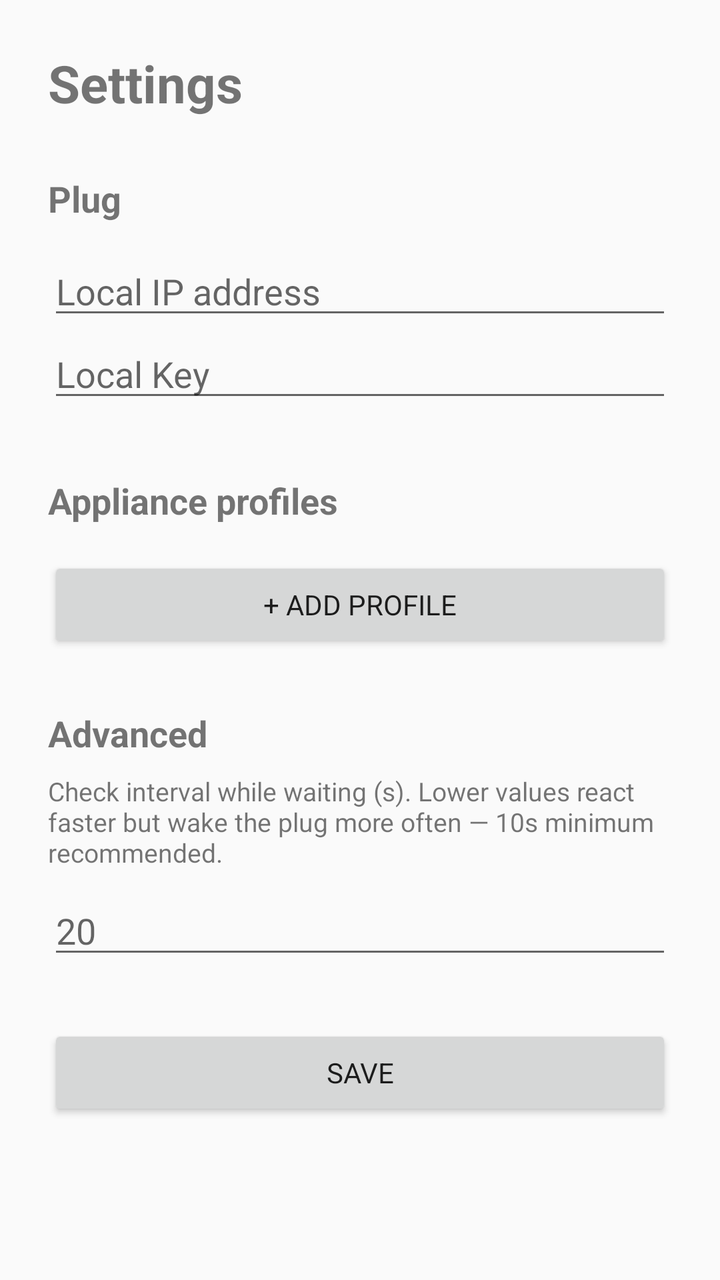
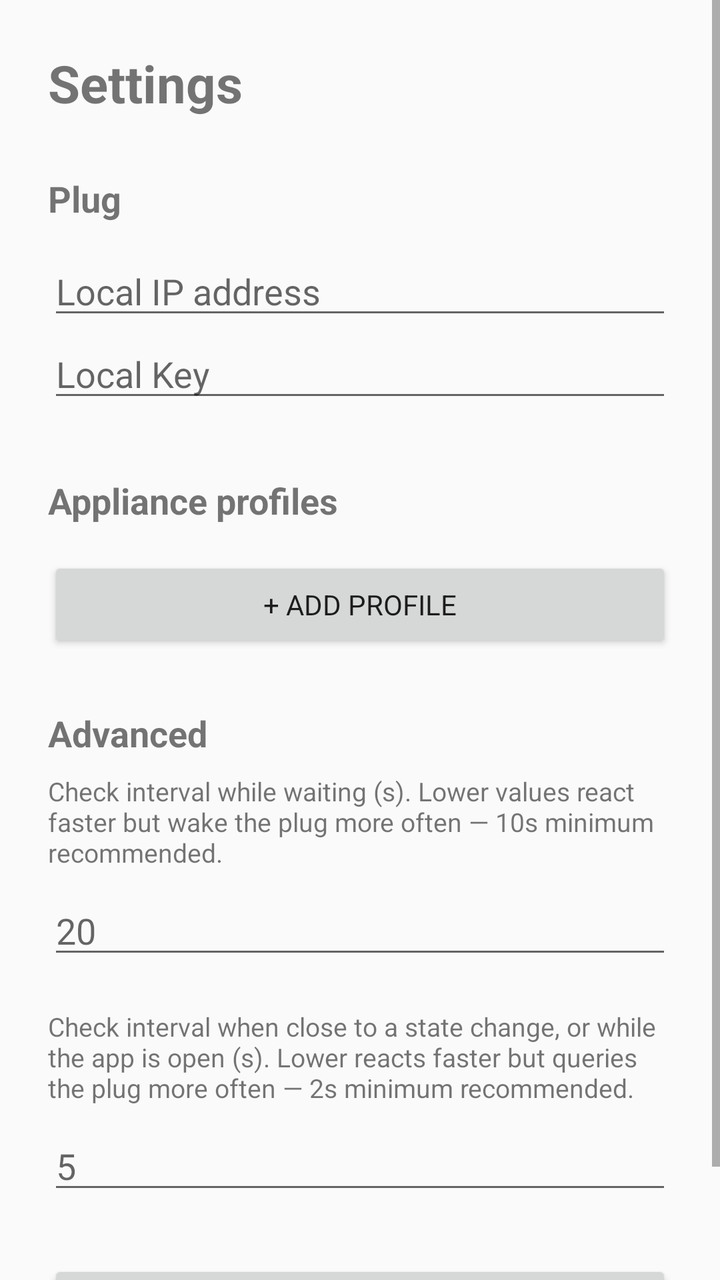

Before-and-after screenshots of an Android layout around one commit, followed by the original layout XML and the change that was made.
<!-- AndroidManifest.xml: application theme AppTheme -->
<!-- res/layout/activity_settings.xml -->
<?xml version="1.0" encoding="utf-8"?>
<ScrollView
    xmlns:android="http://schemas.android.com/apk/res/android"
    android:layout_width="match_parent"
    android:layout_height="match_parent">

    <LinearLayout
        android:layout_width="match_parent"
        android:layout_height="wrap_content"
        android:orientation="vertical"
        android:padding="24dp">

        <TextView
            android:layout_width="match_parent"
            android:layout_height="wrap_content"
            android:text="Settings"
            android:textSize="26sp"
            android:textStyle="bold"
            android:layout_marginBottom="28dp" />

        <TextView
            android:layout_width="match_parent"
            android:layout_height="wrap_content"
            android:text="Plug"
            android:textSize="18sp"
            android:textStyle="bold"
            android:layout_marginBottom="12dp" />

        <EditText
            android:id="@+id/ipEditText"
            android:layout_width="match_parent"
            android:layout_height="wrap_content"
            android:hint="Local IP address"
            android:inputType="text"
            android:singleLine="true" />

        <EditText
            android:id="@+id/localKeyEditText"
            android:layout_width="match_parent"
            android:layout_height="wrap_content"
            android:hint="Local Key"
            android:inputType="text"
            android:singleLine="true" />

        <TextView
            android:layout_width="match_parent"
            android:layout_height="wrap_content"
            android:text="Appliance profiles"
            android:textSize="18sp"
            android:textStyle="bold"
            android:layout_marginTop="32dp"
            android:layout_marginBottom="16dp" />

        <LinearLayout
            android:id="@+id/profilesContainer"
            android:layout_width="match_parent"
            android:layout_height="wrap_content"
            android:orientation="vertical" />

        <Button
            android:id="@+id/addProfileButton"
            android:layout_width="match_parent"
            android:layout_height="wrap_content"
            android:text="+ Add profile"
            android:layout_marginBottom="28dp" />

        <TextView
            android:layout_width="match_parent"
            android:layout_height="wrap_content"
            android:text="Advanced"
            android:textSize="18sp"
            android:textStyle="bold"
            android:layout_marginBottom="8dp" />

        <TextView
            android:layout_width="match_parent"
            android:layout_height="wrap_content"
            android:text="Check interval while waiting (s). Lower values react faster but wake the plug more often — 10s minimum recommended."
            android:textSize="13sp"
            android:layout_marginBottom="8dp" />

        <EditText
            android:id="@+id/normalIntervalEditText"
            android:layout_width="match_parent"
            android:layout_height="wrap_content"
            android:hint="20"
            android:inputType="number"
            android:singleLine="true"
            android:layout_marginBottom="28dp" />

        <Button
            android:id="@+id/saveButton"
            android:layout_width="match_parent"
            android:layout_height="wrap_content"
            android:text="SAVE" />

    </LinearLayout>
</ScrollView>
<!-- resources referenced by this layout -->
<resources>
  <style name="AppTheme" parent="android:Theme.Material.Light.NoActionBar">
          <item name="android:fontFamily">sans-serif</item>
          <item name="android:colorAccent">#1976D2</item>
          <item name="android:navigationBarColor">#FFFFFF</item>
          <item name="android:statusBarColor">#FFFFFF</item>
          <item name="android:windowLightStatusBar">true</item>
      </style>
</resources>

<!-- the commit's change to res/layout/activity_settings.xml (unified diff, before → after) -->
@@ -86,6 +86,22 @@
             android:hint="20"
             android:inputType="number"
             android:singleLine="true"
+            android:layout_marginBottom="20dp" />
+
+        <TextView
+            android:layout_width="match_parent"
+            android:layout_height="wrap_content"
+            android:text="Check interval when close to a state change, or while the app is open (s). Lower reacts faster but queries the plug more often — 2s minimum recommended."
+            android:textSize="13sp"
+            android:layout_marginBottom="8dp" />
+
+        <EditText
+            android:id="@+id/alertIntervalEditText"
+            android:layout_width="match_parent"
+            android:layout_height="wrap_content"
+            android:hint="5"
+            android:inputType="number"
+            android:singleLine="true"
             android:layout_marginBottom="28dp" />
 
         <Button
